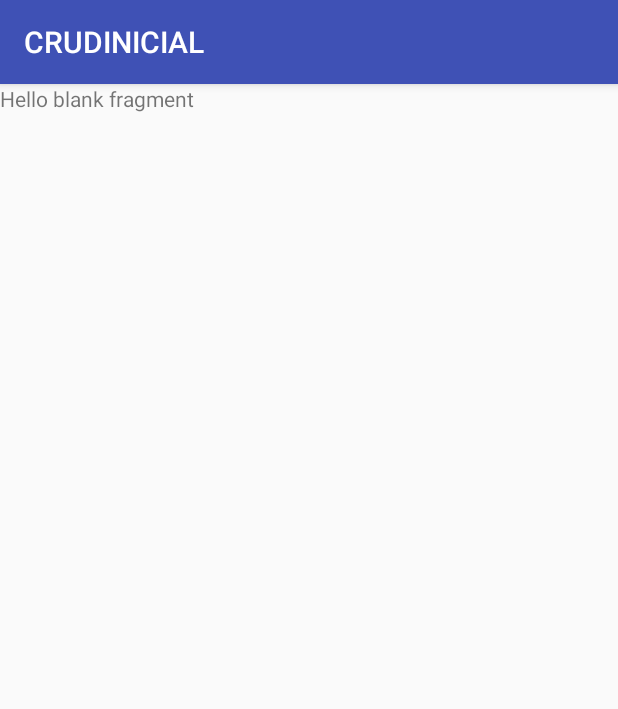
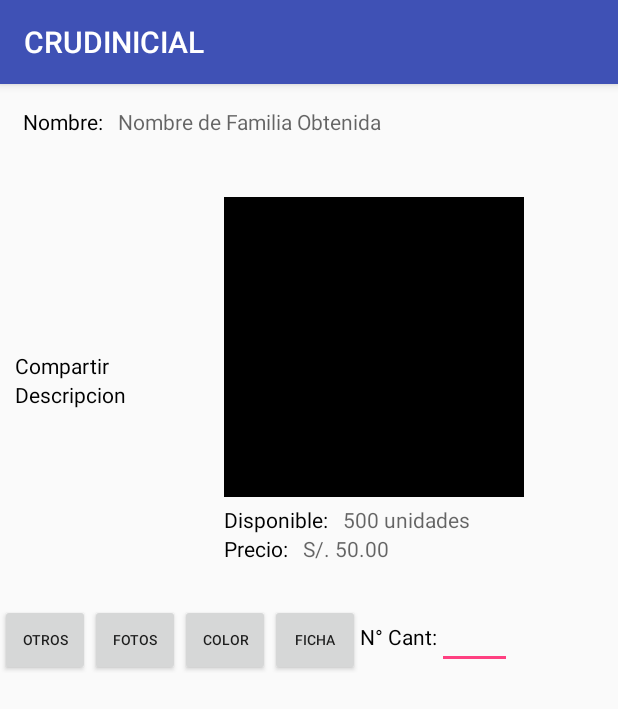
Before and after one commit to AugustCS/CRUD1, an Android app: the fragment familia_item_descripcion shown on its own in the app's theme, on a phone screen of 412 x 824 dp. Shown: the top 709 px of the screen. Run offline under Robolectric (Android 15) with nearby library versions, the phone set to English and light mode, and no system bars.

Commit message:
diseño fragment datos item
diseño fragment datos item

```diff
--- a/app/src/main/res/layout/fragment_familia_item_descripcion.xml
+++ b/app/src/main/res/layout/fragment_familia_item_descripcion.xml
@@ -4,10 +4,140 @@
     android:layout_height="match_parent"
     tools:context="com.debugia.crudinicial.familia_item_descripcion">
 
-    <!-- TODO: Update blank fragment layout -->
-    <TextView
+    <LinearLayout
         android:layout_width="match_parent"
         android:layout_height="match_parent"
-        android:text="@string/hello_blank_fragment" />
+        android:orientation="vertical">
+
+        <LinearLayout
+            android:layout_width="match_parent"
+            android:layout_height="wrap_content"
+            android:orientation="horizontal"
+            android:padding="15dp">
+            <TextView
+                android:layout_width="wrap_content"
+                android:layout_height="wrap_content"
+                android:textColor="@color/colorBlack"
+                android:text="@string/nombre_cliente"/>
+            <TextView
+                android:id="@+id/nombre_familia"
+                android:paddingLeft="10dp"
+                android:layout_width="wrap_content"
+                android:layout_height="wrap_content"
+                android:hint="Nombre de Familia Obtenida"
+                />
+        </LinearLayout>
+
+        <LinearLayout
+            android:layout_width="match_parent"
+            android:layout_height="wrap_content"
+            android:orientation="horizontal"
+            android:padding="10dp">
+
+            <LinearLayout
+                android:layout_width="wrap_content"
+                android:layout_height="wrap_content"
+                android:orientation="vertical"
+                android:layout_gravity="center_vertical">
+
+                <TextView
+                    android:layout_width="wrap_content"
+                    android:layout_height="wrap_content"
+                    android:textColor="@color/colorBlack"
+                    android:text="@string/compartir" />
+
+                <TextView
+                    android:layout_width="wrap_content"
+                    android:layout_height="wrap_content"
+                    android:textColor="@color/colorBlack"
+                    android:text="@string/descripcion" />
+            </LinearLayout>
+
+            <LinearLayout
+                android:layout_width="wrap_content"
+                android:layout_height="wrap_content"
+                android:orientation="vertical"
+                android:layout_marginLeft="50dp"
+                android:padding="15dp">
+
+                <ImageView
+                    android:layout_width="200dp"
+                    android:layout_height="200dp"
+                    android:background="@color/colorBlack"/>
+
+                <LinearLayout
+                    android:layout_width="match_parent"
+                    android:layout_height="wrap_content"
+                    android:orientation="horizontal"
+                    android:paddingTop="5dp">
+                    <TextView
+                        android:layout_width="wrap_content"
+                        android:layout_height="wrap_content"
+                        android:textColor="@color/colorBlack"
+                        android:text="@string/disponible"/>
+                    <TextView
+                        android:id="@+id/stock_disponible"
+                        android:layout_width="wrap_content"
+                        android:layout_height="wrap_content"
+                        android:paddingLeft="10dp"
+                        android:hint="500 unidades"/>
+                </LinearLayout>
+
+                <LinearLayout
+                    android:layout_width="match_parent"
+                    android:layout_height="wrap_content"
+                    android:orientation="horizontal">
+                    <TextView
+                        android:layout_width="wrap_content"
+                        android:layout_height="wrap_content"
+                        android:textColor="@color/colorBlack"
+                        android:text="@string/precio"/>
+                    <TextView
+                        android:id="@+id/precio_familia"
+                        android:layout_width="wrap_content"
+                        android:layout_height="wrap_content"
+                        android:paddingLeft="10dp"
+                        android:hint="S/. 50.00"/>
+                </LinearLayout>
+
+            </LinearLayout>
+
+        </LinearLayout>
+
+        <LinearLayout
+            android:layout_width="match_parent"
+            android:layout_height="wrap_content"
+            android:orientation="horizontal">
+            <Button
+                android:layout_width="60dp"
+                android:layout_height="wrap_content"
+                android:textSize="9sp"
+                android:text="@string/otros"/>
+            <Button
+                android:layout_width="60dp"
+                android:textSize="9sp"
+                android:layout_height="wrap_content"
+                android:text="@string/fotos"/>
+            <Button
+                android:layout_width="60dp"
+                android:textSize="9sp"
+                android:layout_height="wrap_content"
+                android:text="@string/color"/>
+            <Button
+                android:layout_width="60dp"
+                android:textSize="9sp"
+                android:layout_height="wrap_content"
+                android:text="@string/ficha"/>
+            <TextView
+                android:layout_width="wrap_content"
+                android:layout_height="wrap_content"
+                android:textColor="@color/colorBlack"
+                android:text="@string/cantidad"/>
+            <EditText
+                android:layout_width="50dp"
+                android:layout_height="wrap_content" />
+        </LinearLayout>
+
+    </LinearLayout>
 
 </FrameLayout>
--- a/app/src/main/res/values/strings.xml
+++ b/app/src/main/res/values/strings.xml
@@ -14,4 +14,14 @@
     <string name="usuario">USUARIO:</string>
     <string name="password">PASSWORD:</string>
     <string name="login">LOGIN</string>
+    <string name="nombre_cliente">Nombre:</string>
+    <string name="compartir">Compartir</string>
+    <string name="descripcion">Descripcion</string>
+    <string name="disponible">Disponible:</string>
+    <string name="precio">Precio:</string>
+    <string name="otros">Otros</string>
+    <string name="fotos">Fotos</string>
+    <string name="color">Color</string>
+    <string name="ficha">Ficha</string>
+    <string name="cantidad">N° Cant:</string>
 </resources>
```
